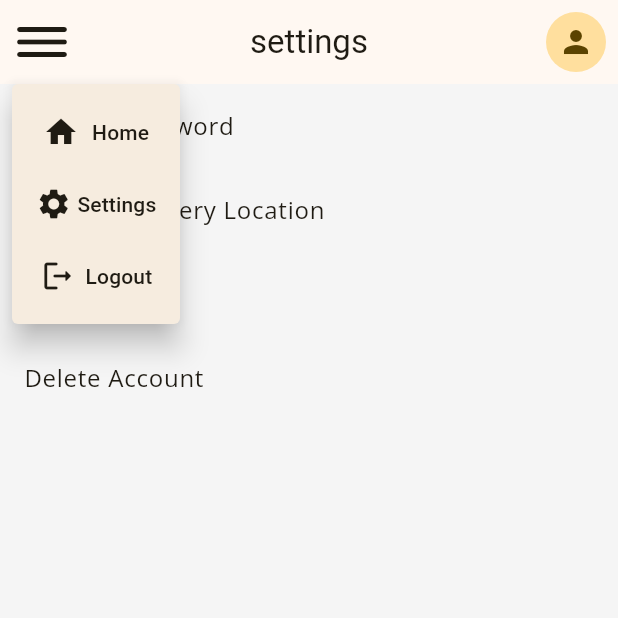
After one commit to Buteya/likort, a Flutter app: the LikortUserSettings screen opened by its route, after a tap on the "dehaze" icon, on a phone screen of 412 x 824 dp, the top half of it. The commit adds this screen. Run offline on Flutter 3.47's test engine with Material 3 defaults, Android fonts, the phone set to English and light mode, and no system bars; our stand-ins replace firebase_auth, firebase_core, flutter_rating_bar, geolocator, google_fonts, google_maps_flutter and 3 more; accounts and stored records are empty.

Commit message:
ui changes

```diff
--- a/lib/main.dart
+++ b/lib/main.dart
@@ -26,6 +26,7 @@ import 'package:likort/screens/likortpaymentsuccessscreen.dart';
 import 'package:likort/screens/likortproductdetailscreen.dart';
 import 'package:likort/screens/likortsplashscreen.dart';
 import 'package:likort/screens/likorttrackorder.dart';
+import 'package:likort/screens/likortusersettings.dart';
 import 'package:provider/provider.dart';
 import 'package:shared_preferences/shared_preferences.dart';
 
@@ -230,6 +231,7 @@ class _MyAppState extends State<MyApp> {
         '/likortpaymentfailure' :(context) => const LikortPaymentFailureScreen(),
         '/likortpaymentsuccess' : (context) => const LikortPaymentSuccessScreen(),
         '/likortcontactsupport' : (context) => const LikortContactSupportScreen(),
+        '/likortusersettings' : (context) => const LikortUserSettings(),
       },
     );
   }
--- /dev/null
+++ b/lib/screens/likortusersettings.dart
@@ -0,0 +1,140 @@
+import 'package:flutter/material.dart';
+
+class LikortUserSettings extends StatefulWidget {
+  const LikortUserSettings({super.key});
+
+  @override
+  State<LikortUserSettings> createState() => _LikortUserSettingsState();
+}
+
+class _LikortUserSettingsState extends State<LikortUserSettings> {
+  @override
+  Widget build(BuildContext context) {
+    final List<String> items = ['Change Password', 'Change Delivery Location', 'Create Store', 'Delete Account',];
+
+    return Scaffold(
+      appBar: AppBar(
+        leading: Builder(
+          builder: (context) => IconButton(
+            icon: const Icon(
+              Icons.dehaze_rounded,
+              size: 40,
+            ),
+            onPressed: () {
+              showMenu(
+                context: context,
+                position: const RelativeRect.fromLTRB(0, kToolbarHeight, 0, 0),
+                items: [
+                  const PopupMenuItem<int>(
+                    value: 0,
+                    child: Row(
+                      mainAxisAlignment: MainAxisAlignment.spaceEvenly,
+                      children: [Icon(Icons.home), Text('Home')],
+                    ),
+                  ),
+                  const PopupMenuItem<int>(
+                    value: 1,
+                    child: Row(
+                      mainAxisAlignment: MainAxisAlignment.spaceEvenly,
+                      children: [Icon(Icons.settings), Text('Settings')],
+                    ),
+                  ),
+                  const PopupMenuItem<int>(
+                    value: 2,
+                    child: Row(
+                      mainAxisAlignment: MainAxisAlignment.spaceEvenly,
+                      children: [Icon(Icons.logout_rounded), Text('Logout')],
+                    ),
+                  ),
+                ],
+                elevation: 8.0,
+              ).then((value) {
+                if (value != null) {
+                  // Handle menu selection here
+                  if (value == 1) {
+                    Navigator.of(context)
+                        .pushReplacementNamed('/likortusersettings');
+                  }
+                  if (value == 0) {
+                    Navigator.of(context)
+                        .pushReplacementNamed('/likorthomescreen');
+                  }
+                  print("Selected: $value");
+                }
+              });
+            },
+          ),
+        ),
+        title: const Text('settings'),
+        centerTitle: true,
+        actions: [
+          Padding(
+            padding: const EdgeInsets.only(right: 8.0),
+            child: InkWell(
+              onTap: () {
+                Navigator.of(context).pushNamed('/likortuserprofile');
+              },
+              child: const CircleAvatar(
+                child: Icon(
+                  Icons.person,
+                ),
+              ),
+            ),
+          ),
+        ],
+      ),
+      // body: Column(
+      //   children: [
+      //     Center(child: Text('change password')),
+      //     Center(child: Text('change delivery location')),
+      //     Center(child: Text('create store')),
+      //     Center(child: Text('delete account')),
+      //   ],
+      // ),
+        body: ListView.builder(
+          itemCount: items.length,
+          itemBuilder: (context, index) {
+            return ListTile(
+              // leading: Icon(items[index]),
+              title: Text(items[index]),
+              onTap: () {
+                // ...
+                if(items[index] == 'Create Store'){
+                  Navigator.of(context).pushReplacementNamed( '/lkortbuildcreatorstore');
+                }
+                if(items[index] == items.last){
+                  showDialog(
+                    context: context,
+                    builder: (BuildContext context) {
+                      return AlertDialog(
+                        title: const Text('Delete Confirmation'),
+                        content: const Text('Are you sure you want to delete this item?'),
+                        actions: [
+                          TextButton(
+                            onPressed: () {
+                              // Handle delete action
+                              print('Deleting ${items[index]}');
+                              Navigator.of(context).pop(); // Close the popup
+                            },
+                            child: const Text('Delete'),
+                          ),
+                          TextButton(
+                            onPressed: () {
+                              Navigator.of(context).pop(); // Close the popup
+                            },
+                            child: const Text('Cancel'),
+                          ),
+                        ],
+                      );
+                    },
+                  );
+                }
+
+                print('Tapped on ${items[index]}');
+              },
+            );
+          },
+        ),
+    );
+  }
+}
```
Also changed, not shown: lib/auth/likortuserprofile.dart (+162 -42 lines), lib/admin/likortcreateorder.dart (added), lib/admin/likortcreateproduct.dart (added), lib/admin/likortupdatepayments.dart (added), lib/admin/likortupdateproduct.dart (added), lib/admin/likortviewallproducts.dart (added).
